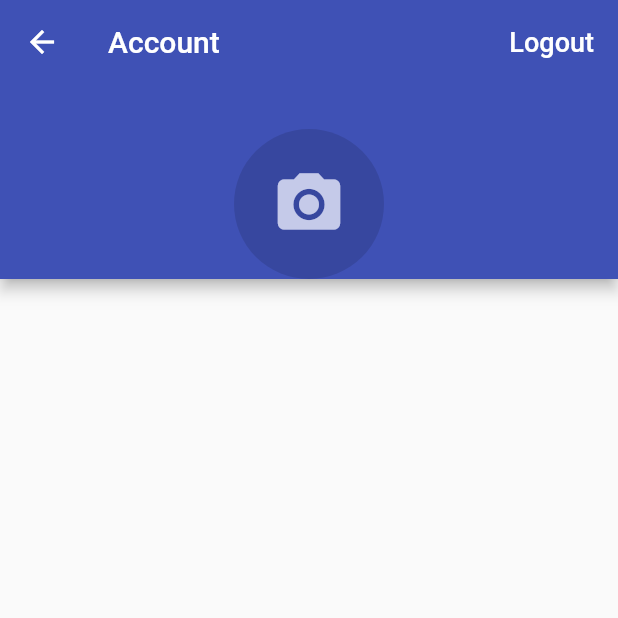
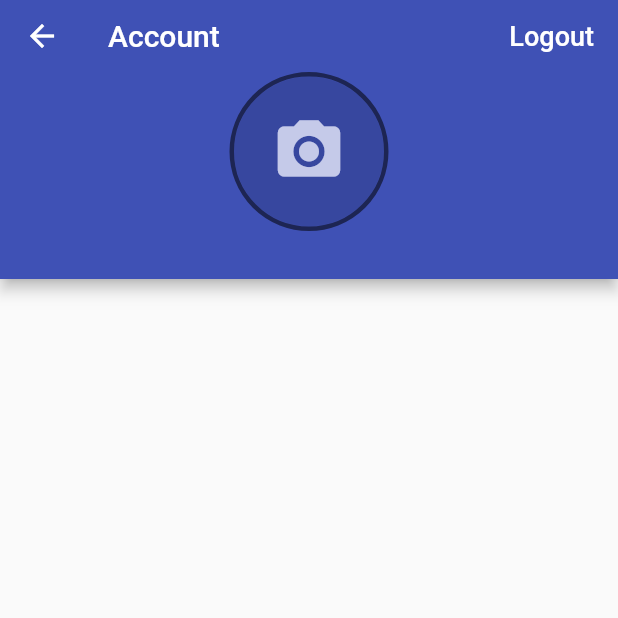
Before and after one commit to bizz84/time_tracker_flutter_course, a Flutter app: the AccountPage screen opened directly, on a phone screen of 412 x 824 dp, the top half of it. Run offline on Flutter 3.47's test engine with Material 2 defaults, Android fonts, the phone set to English and light mode, and no system bars; our stand-ins replace cloud_firestore, firebase_auth, firebase_core, google_sign_in, rxdart; missing offline and left inert: flutter_login_facebook; accounts and stored records are empty.

Commit message:
Tweaking the account page

```diff
--- a/lib/app/home/account/account_page.dart
+++ b/lib/app/home/account/account_page.dart
@@ -54,9 +54,20 @@ class AccountPage extends StatelessWidget {
   }
 
   Widget _buildUserInfo(User user) {
-    return Avatar(
-      photoUrl: user.photoURL,
-      radius: 50,
+    return Column(
+      children: <Widget>[
+        Avatar(
+          photoUrl: user.photoURL,
+          radius: 50,
+        ),
+        SizedBox(height: 8),
+        if (user.displayName != null)
+          Text(
+            user.displayName,
+            style: TextStyle(color: Colors.white),
+          ),
+        SizedBox(height: 8),
+      ],
     );
   }
 }
--- a/lib/common_widgets/avatar.dart
+++ b/lib/common_widgets/avatar.dart
@@ -7,11 +7,20 @@ class Avatar extends StatelessWidget {
 
   @override
   Widget build(BuildContext context) {
-    return CircleAvatar(
-      radius: radius,
-      backgroundColor: Colors.black12,
-      backgroundImage: photoUrl != null ? NetworkImage(photoUrl) : null,
-      child: photoUrl == null ? Icon(Icons.camera_alt, size: radius) : null,
+    return Container(
+      decoration: BoxDecoration(
+        shape: BoxShape.circle,
+        border: Border.all(
+          color: Colors.black54,
+          width: 3.0,
+        ),
+      ),
+      child: CircleAvatar(
+        radius: radius,
+        backgroundColor: Colors.black12,
+        backgroundImage: photoUrl != null ? NetworkImage(photoUrl) : null,
+        child: photoUrl == null ? Icon(Icons.camera_alt, size: radius) : null,
+      ),
     );
   }
 }
```
